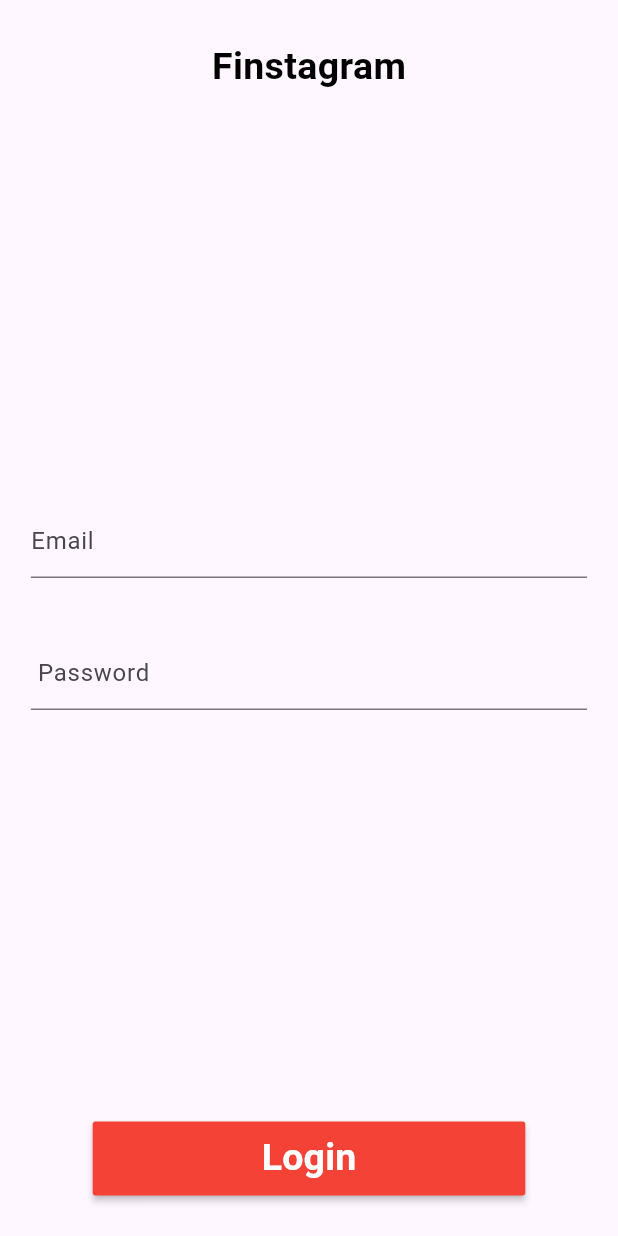
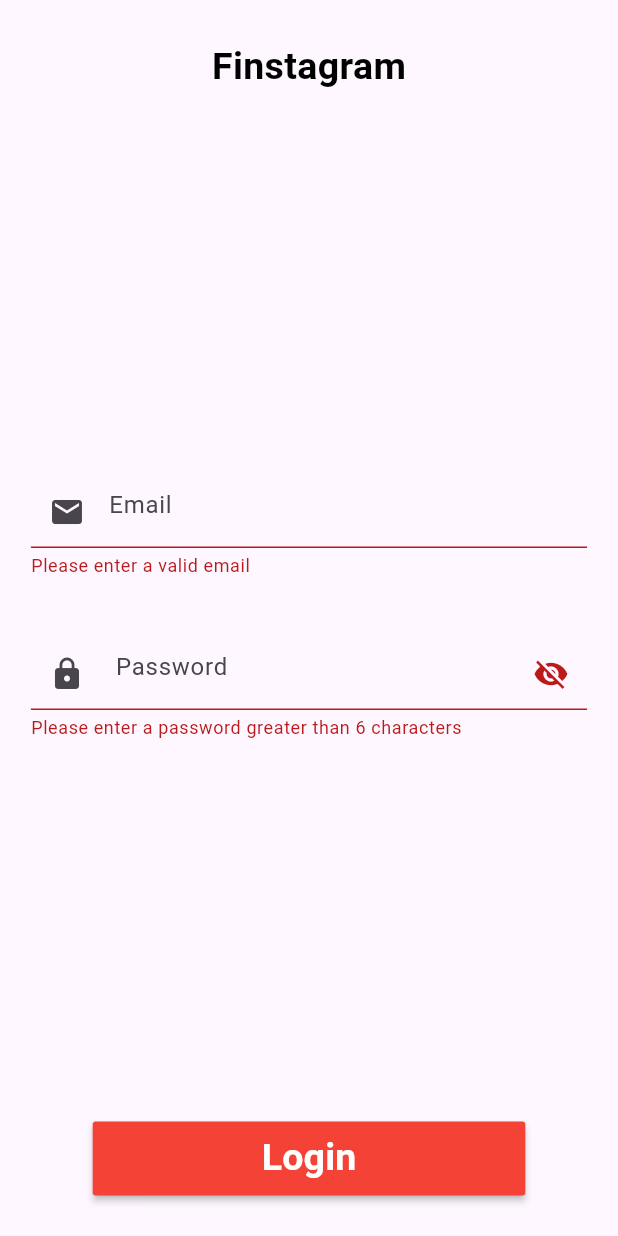
Before and after one commit to Sandipshrestha1/finstagram_app, a Flutter app: the screen it shows after launch, after a tap on "Login", on a phone screen of 412 x 824 dp. Run offline on Flutter 3.47's test engine with Material 3 defaults, Android fonts, the phone set to English and light mode, and no system bars.

Commit message:
validating and saving form input

```diff
--- a/lib/pages/login_page.dart
+++ b/lib/pages/login_page.dart
@@ -1,7 +1,169 @@
+// import 'package:flutter/material.dart';
+
+// class LoginPage extends StatefulWidget {
+//   const LoginPage({super.key});
+
+//   @override
+//   State<LoginPage> createState() => _LoginPageState();
+// }
+
+// class _LoginPageState extends State<LoginPage> {
+//   double? _deviceHeight, _deviceWidth;
+//   final GlobalKey<FormState> _loginFormKey = GlobalKey<FormState>();
+//   bool passwordObscured = true;
+//   TextEditingController email = TextEditingController();
+//   TextEditingController password = TextEditingController();
+//   bool isLoading = false;
+//   String? _email;
+//   String? _password;
+//   @override
+//   Widget build(BuildContext context) {
+//     _deviceHeight = MediaQuery.of(context).size.height;
+//     _deviceWidth = MediaQuery.of(context).size.width;
+
+//     return Scaffold(
+//       body: SafeArea(
+//         child: Container(
+//           padding: EdgeInsets.symmetric(
+//             horizontal: _deviceWidth! * 0.05,
+//           ),
+//           child: Center(
+//             child: Column(
+//               mainAxisAlignment: MainAxisAlignment.spaceAround,
+//               mainAxisSize: MainAxisSize.max,
+//               crossAxisAlignment: CrossAxisAlignment.center,
+//               children: [
+//                 _titleWidget(),
+//                 _loginForm(),
+//                 _loginButton(),
+//               ],
+//             ),
+//           ),
+//         ),
+//       ),
+//     );
+//   }
+
+//   Widget _titleWidget() {
+//     return const Text(
+//       "Finstagram",
+//       style: TextStyle(
+//         color: Colors.black,
+//         fontSize: 25,
+//         fontWeight: FontWeight.w600,
+//       ),
+//     );
+//   }
+
+//   Widget _loginButton() {
+//     return MaterialButton(
+//       onPressed: _loginUser,
+//       minWidth: _deviceWidth! * 0.70,
+//       height: _deviceHeight! * 0.06,
+//       color: Colors.red,
+//       child: const Text(
+//         "Login",
+//         style: TextStyle(
+//             color: Colors.white, fontSize: 25, fontWeight: FontWeight.w600),
+//       ),
+//     );
+//   }
+
+//   Widget _loginForm() {
+//     return Container(
+//       height: _deviceHeight! * 0.70,
+//       child: Form(
+//         key: _loginFormKey,
+//         child: Column(
+//           mainAxisAlignment: MainAxisAlignment.center,
+//           mainAxisSize: MainAxisSize.max,
+//           crossAxisAlignment: CrossAxisAlignment.center,
+//           children: [
+//             _emailTextField(),
+//             SizedBox(height: 40),
+//             _passwordTextField(),
+//           ],
+//         ),
+//       ),
+//     );
+//   }
+
+//   Widget _emailTextField() {
+//     return TextFormField(
+//       controller: email,
+//       decoration: const InputDecoration(
+//         hintText: "Email",
+//         prefixIcon: Icon(
+//           Icons.email,
+//         ),
+//       ),
+//       onSaved: (_value) {
+//         setState(() {
+//           _email = _value;
+//         });
+//       },
+//       validator: (_value) {
+//         bool _result = _value!.contains(
+//           RegExp(r"/^([a-zA-Z0-9._%-]+@[a-zA-Z0-9.-]+\.[a-zA-Z]{2,})$/"),
+//         );
+
+//         return _result ? null : "Please enter  a valid email";
+//       },
+//     );
+//   }
+
+//   Widget _passwordTextField() {
+//     return TextFormField(
+//       obscureText: passwordObscured,
+//       controller: password,
+//       //  obscureText: true, // Hide password characters
+//       decoration: InputDecoration(
+//         hintText: " Password",
+//         prefixIcon: const Icon(Icons.lock),
+//         suffixIcon: IconButton(
+//           onPressed: () {
+//             setState(() {
+//               passwordObscured = !passwordObscured;
+//             });
+//           },
+//           icon: Icon(
+//             passwordObscured ? Icons.visibility_off : Icons.visibility,
+//           ),
+//         ),
+//       ),
+
+//       onSaved: (_value) {
+//         setState(() {
+//           _password = _value;
+//         },);
+
+//       },
+//         validator:
+//         (_value) => _value!.length > 6
+//             ? null
+//             : "Please enter a password greater than 6  characters";
+//         // (_value) {
+//         //   if (_value == null || _value.isEmpty) {
+//         //     return "Please enter a password";
+//         //   } else if (_value.length < 6) {
+//         //     return "Password must be atlease 6 character long";
+//         //   }
+//         //   return _value;
+//         // };
+
+//     );
+//   }
+
+//   void _loginUser() {
+//     print(_loginFormKey.currentState!.validate());
+//     if (_loginFormKey.currentState!.validate()) {}
+//   }
+// }
+
 import 'package:flutter/material.dart';
 
 class LoginPage extends StatefulWidget {
-  const LoginPage({super.key});
+  const LoginPage({Key? key}) : super(key: key);
 
   @override
   State<LoginPage> createState() => _LoginPageState();
@@ -10,8 +172,13 @@ class LoginPage extends StatefulWidget {
 class _LoginPageState extends State<LoginPage> {
   double? _deviceHeight, _deviceWidth;
   final GlobalKey<FormState> _loginFormKey = GlobalKey<FormState>();
+  bool passwordObscured = true;
+  TextEditingController email = TextEditingController();
+  TextEditingController password = TextEditingController();
+  bool isLoading = false;
   String? _email;
   String? _password;
+
   @override
   Widget build(BuildContext context) {
     _deviceHeight = MediaQuery.of(context).size.height;
@@ -53,7 +220,7 @@ class _LoginPageState extends State<LoginPage> {
 
   Widget _loginButton() {
     return MaterialButton(
-      onPressed: () {},
+      onPressed: _loginUser,
       minWidth: _deviceWidth! * 0.70,
       height: _deviceHeight! * 0.06,
       color: Colors.red,
@@ -86,7 +253,13 @@ class _LoginPageState extends State<LoginPage> {
 
   Widget _emailTextField() {
     return TextFormField(
-      decoration: const InputDecoration(hintText: "Email"),
+      controller: email,
+      decoration: const InputDecoration(
+        hintText: "Email",
+        prefixIcon: Icon(
+          Icons.email,
+        ),
+      ),
       onSaved: (_value) {
         setState(() {
           _email = _value;
@@ -94,35 +267,48 @@ class _LoginPageState extends State<LoginPage> {
       },
       validator: (_value) {
         bool _result = _value!.contains(
-          RegExp(r"/^([a-zA-Z0-9._%-]+@[a-zA-Z0-9.-]+\.[a-zA-Z]{2,})$/"),
+          RegExp(r"^[a-zA-Z0-9._%-]+@[a-zA-Z0-9.-]+\.[a-zA-Z]{2,}$"),
         );
 
-        return _result ? null : "Please enter  a valid email";
+        return _result ? null : "Please enter a valid email";
       },
     );
   }
 
   Widget _passwordTextField() {
     return TextFormField(
-      decoration: const InputDecoration(
+      obscureText: passwordObscured,
+      controller: password,
+      decoration: InputDecoration(
         hintText: " Password",
+        prefixIcon: const Icon(Icons.lock),
+        suffixIcon: IconButton(
+          onPressed: () {
+            setState(() {
+              passwordObscured = !passwordObscured;
+            });
+          },
+          icon: Icon(
+            passwordObscured ? Icons.visibility_off : Icons.visibility,
+          ),
+        ),
       ),
-      obscureText: true, // Hide password characters
-
       onSaved: (_value) {
         setState(() {
           _password = _value;
         });
-        // validator:
-        (_value) {
-          if (_value == null || _value.isEmpty) {
-            return "Please enter a password";
-          } else if (_value.length < 6) {
-            return "Password must be atlease 6 character long";
-          }
-          return null;
-        };
       },
+      validator: (_value) => _value!.length > 6
+          ? null
+          : "Please enter a password greater than 6 characters",
     );
   }
+
+  void _loginUser() {
+    print(_loginFormKey.currentState!.validate());
+    //
+    if (_loginFormKey.currentState!.validate()) {
+      _loginFormKey.currentState!.save();
+    }
+  }
 }
```
